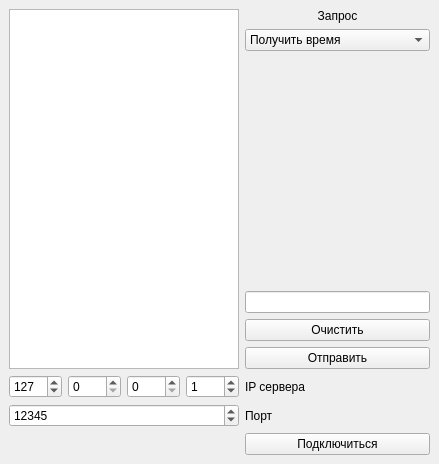
The window that mainwindow.ui (MiBeloz/HW-qt7-10) describes before a commit, drawn with Qt 5.
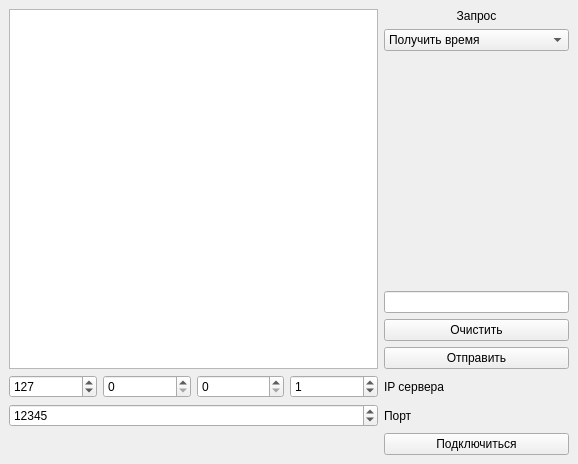
The same window after the commit.

```diff
--- a/mainwindow.ui
+++ b/mainwindow.ui
@@ -6,7 +6,7 @@
    <rect>
     <x>0</x>
     <y>0</y>
-    <width>439</width>
+    <width>578</width>
     <height>464</height>
    </rect>
   </property>
```
